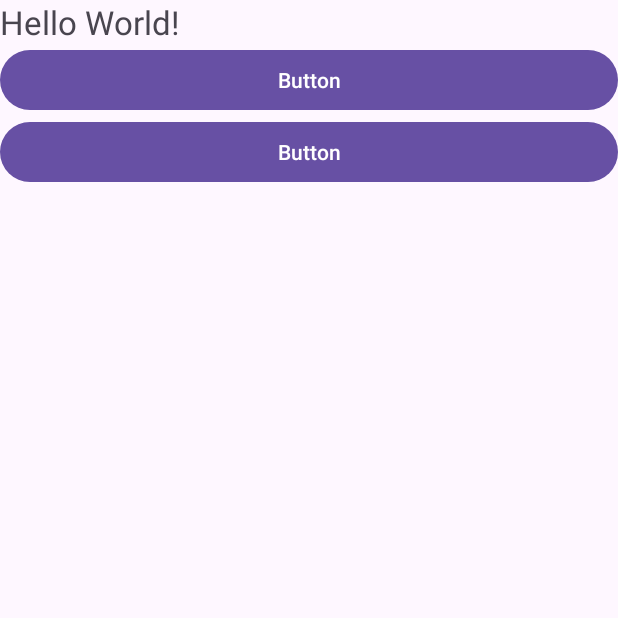
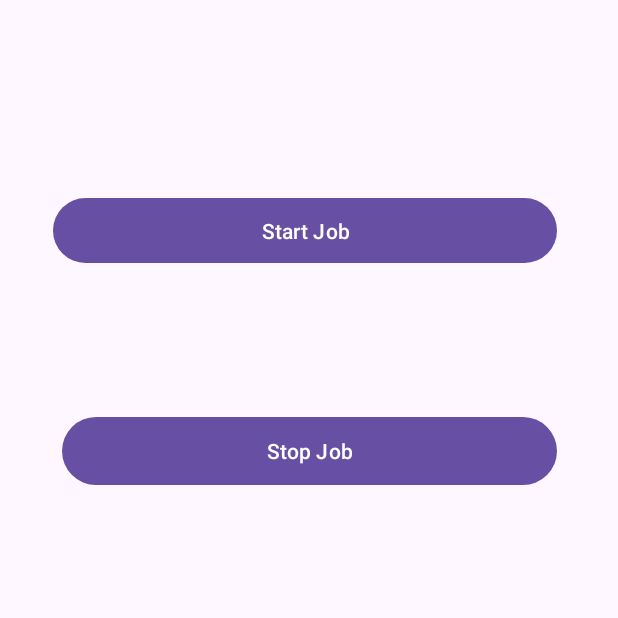
Before and after one commit to AbhikritiMoti/Android-App-Development, an Android app: the screen it shows after launch (ForegroundServiceActivityDemo before the commit, JobServicesActivity after it), on a phone screen of 412 x 824 dp, the top half of it. Run offline under Robolectric (Android 15) with nearby library versions, the phone set to English and light mode, and no system bars.

Commit message:
Add Feature

```diff
--- a/E_Services/app/src/main/java/com/example/e_services/ForegroundServiceActivityDemo.kt
+++ b/E_Services/app/src/main/java/com/example/e_services/ForegroundServicesActivity.kt
@@ -6,24 +6,24 @@ import android.os.Bundle
 import android.widget.Button
 import androidx.core.content.ContextCompat
 
-class ForegroundServiceActivityDemo : AppCompatActivity() {
+class ForegroundServicesActivity : AppCompatActivity() {
     lateinit var start:Button
     lateinit var stop:Button
     override fun onCreate(savedInstanceState: Bundle?) {
         super.onCreate(savedInstanceState)
-        setContentView(R.layout.activity_foreground_service_demo)
+        setContentView(R.layout.activity_foreground_services)
 
-        start=findViewById(R.id.btn1)
-        stop=findViewById(R.id.btn2)
+        start=findViewById(R.id.buttonStart)
+        stop=findViewById(R.id.buttonStop)
         start.setOnClickListener {
-            val startIntent = Intent(this,ForegroundDemo::class.java)
+            val startIntent = Intent(this,ForegroundServicesClass::class.java)
             startIntent.putExtra("inputExtra", "Foreground Services is running")
             ContextCompat.startForegroundService(this,startIntent)
         }
 
         stop.setOnClickListener {
-            val stopIntent = Intent(this,ForegroundDemo::class.java)
-            stopIntent.putExtra("inputExtra", "Foreground Services is stopped")
+            val stopIntent = Intent(this,ForegroundServicesClass::class.java)
+//            stopIntent.putExtra("inputExtra", "Foreground Services is stopped")
             stopService(stopIntent)
         }
     }
--- /dev/null
+++ b/E_Services/app/src/main/java/com/example/e_services/JobServicesActivity.kt
@@ -0,0 +1,44 @@
+package com.example.e_services
+
+import android.app.job.JobInfo
+import android.app.job.JobScheduler
+import android.content.ComponentName
+import androidx.appcompat.app.AppCompatActivity
+import android.os.Bundle
+import android.widget.Button
+import android.widget.Toast
+
+class JobServicesActivity : AppCompatActivity() {
+    var jobScheduler: JobScheduler? = null
+    override fun onCreate(savedInstanceState: Bundle?) {
+        super.onCreate(savedInstanceState)
+        setContentView(R.layout.activity_job_services)
+
+        val startJob = findViewById<Button>(R.id.startJob)
+        val stopJob= findViewById<Button>(R.id.stopJob)
+
+        startJob.setOnClickListener {
+            jobScheduler = getSystemService(JOB_SCHEDULER_SERVICE) as
+                    JobScheduler
+            val componentName = ComponentName(this,
+                JobServicesClass::class.java)
+            val builder = JobInfo.Builder(123, componentName)
+            builder.setMinimumLatency(1000)
+            builder.setOverrideDeadline(3000)
+            builder.setPersisted(true)
+            builder.setRequiredNetworkType(JobInfo.NETWORK_TYPE_ANY)
+            builder.setRequiresCharging(false)
+            jobScheduler!!.schedule(builder.build())
+            Toast.makeText(this, "Job Scheduled", Toast.LENGTH_SHORT).show()
+        }
+
+        stopJob.setOnClickListener {
+            if (jobScheduler != null) {
+                jobScheduler!!.cancel(123)
+                jobScheduler = null
+                Toast.makeText(this, "Job Cancelled",
+                    Toast.LENGTH_SHORT).show()
+            }
+        }
+    }
+}
--- a/E_Services/app/src/main/java/com/example/e_services/UnboundServices.kt
+++ b/E_Services/app/src/main/java/com/example/e_services/UnboundServicesClass.kt
@@ -3,19 +3,17 @@ package com.example.e_services
 import android.app.Service
 import android.content.Intent
 import android.media.MediaPlayer
-import android.media.audiofx.BassBoost
 import android.os.IBinder
 import android.provider.Settings
 
 
-class UnboundServices: Service() {
+class UnboundServicesClass: Service() {
     lateinit var mp: MediaPlayer
     override fun onStartCommand(intent: Intent?, flags: Int, startId: Int): Int {
         mp=MediaPlayer.create(this, Settings.System.DEFAULT_RINGTONE_URI)
         mp.setLooping(true)
         mp.start()
         return START_STICKY
-
     }
 
     override fun onBind(p0: Intent?): IBinder? {
--- a/E_Services/app/src/main/res/layout/activity_foreground_service_demo.xml
+++ /dev/null
@@ -1,35 +0,0 @@
-<?xml version="1.0" encoding="utf-8"?>
-<LinearLayout xmlns:android="http://schemas.android.com/apk/res/android"
-    xmlns:app="http://schemas.android.com/apk/res-auto"
-    xmlns:tools="http://schemas.android.com/tools"
-    android:layout_width="match_parent"
-    android:layout_height="match_parent"
-    android:orientation="vertical"
-    tools:context=".ForegroundServiceActivityDemo">
-
-    <TextView
-        android:layout_width="wrap_content"
-        android:layout_height="wrap_content"
-        android:text="Hello World!"
-        android:textSize="22dp"
-        app:layout_constraintBottom_toBottomOf="parent"
-        app:layout_constraintEnd_toEndOf="parent"
-        app:layout_constraintStart_toStartOf="parent"
-        app:layout_constraintTop_toTopOf="parent" />
-
-    <Button
-        android:id="@+id/btn1"
-        android:layout_width="match_parent"
-
-        android:layout_height="wrap_content"
-        android:text="Button" />
-
-    <Button
-        android:id="@+id/btn2"
-        android:layout_width="match_parent"
-        android:layout_height="wrap_content"
-        android:text="Button" />
-
-
-
-</LinearLayout>
--- /dev/null
+++ b/E_Services/app/src/main/res/layout/activity_job_services.xml
@@ -0,0 +1,33 @@
+<?xml version="1.0" encoding="utf-8"?>
+<androidx.constraintlayout.widget.ConstraintLayout xmlns:android="http://schemas.android.com/apk/res/android"
+    xmlns:app="http://schemas.android.com/apk/res-auto"
+    xmlns:tools="http://schemas.android.com/tools"
+    android:layout_width="match_parent"
+    android:layout_height="match_parent"
+    tools:context=".JobServicesActivity">
+
+    <Button
+        android:id="@+id/startJob"
+        android:layout_width="336dp"
+        android:layout_height="51dp"
+        android:layout_marginTop="128dp"
+        android:text="Start Job"
+        app:layout_constraintEnd_toEndOf="parent"
+        app:layout_constraintHorizontal_bias="0.466"
+        app:layout_constraintStart_toStartOf="parent"
+        app:layout_constraintTop_toTopOf="parent" />
+
+    <Button
+        android:id="@+id/stopJob"
+        android:layout_width="330dp"
+        android:layout_height="53dp"
+        android:text="Stop Job"
+        app:layout_constraintBottom_toBottomOf="parent"
+
+        app:layout_constraintEnd_toEndOf="parent"
+        app:layout_constraintStart_toStartOf="parent"
+        app:layout_constraintTop_toBottomOf="@+id/startJob"
+        app:layout_constraintVertical_bias="0.16" />
+
+
+</androidx.constraintlayout.widget.ConstraintLayout>
--- a/E_Services/build.gradle.kts
+++ b/E_Services/build.gradle.kts
@@ -1,5 +1,5 @@
 // Top-level build file where you can add configuration options common to all sub-projects/modules.
 plugins {
-    id("com.android.application") version "8.1.0" apply false
+    id("com.android.application") version "8.1.1" apply false
     id("org.jetbrains.kotlin.android") version "1.8.0" apply false
 }
```
Also changed, not shown: E_Services/app/src/main/AndroidManifest.xml (+37 -13 lines), E_Services/app/src/main/java/com/example/e_services/AlarmManagerBroadcast.kt (added, +17 -0 lines), E_Services/app/src/main/java/com/example/e_services/BoundServiceClass.kt (renamed from E_Services/app/src/main/java/com/example/e_services/BoundServiceDemo.kt, +18 -8 lines), E_Services/app/src/main/java/com/example/e_services/BoundServices.kt (deleted, +0 -26 lines), E_Services/app/src/main/java/com/example/e_services/BoundServicesActivity.kt (added, +71 -0 lines), E_Services/app/src/main/java/com/example/e_services/ForegroundServicesClass.kt (renamed from E_Services/app/src/main/java/com/example/e_services/ForegroundDemo.kt, +9 -6 lines), E_Services/app/src/main/java/com/example/e_services/JobServicesClass.kt (added, +27 -0 lines), E_Services/app/src/main/java/com/example/e_services/MainActivity.kt (deleted, +0 -24 lines), E_Services/app/src/main/java/com/example/e_services/UnboundServicesActivity.kt (added, +24 -0 lines), E_Services/app/src/main/res/layout/activity_bound_services.xml (+26 -24 lines), E_Services/app/src/main/res/layout/activity_foreground_services.xml (added, +50 -0 lines), E_Services/app/src/main/res/layout/activity_main.xml (deleted, +0 -34 lines), E_Services/app/src/main/res/layout/activity_unbound_services.xml (added, +63 -0 lines), 1 other file.
